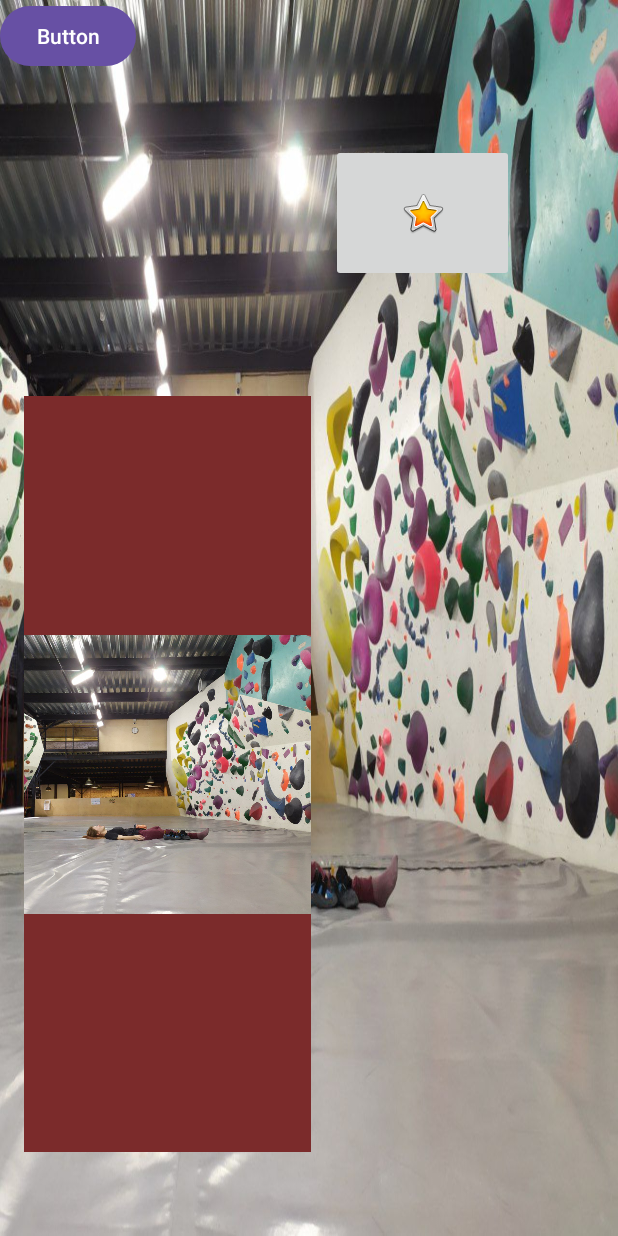
After one commit to alekanic/android-calculator, an Android app: the SecondActivity screen opened directly, with no data from a screen before it, on a phone screen of 412 x 824 dp. The commit adds this screen. Run offline under Robolectric (Android 15) with nearby library versions, the phone set to English and light mode, and no system bars.

Commit message:
add a second page and sound

```diff
--- a/app/src/main/AndroidManifest.xml
+++ b/app/src/main/AndroidManifest.xml
@@ -13,6 +13,9 @@
         android:theme="@style/Theme.Itproger"
         tools:targetApi="31">
         <activity
+            android:name=".SecondActivity"
+            android:exported="false" />
+        <activity
             android:name=".MainActivity"
             android:exported="true">
             <intent-filter>
--- /dev/null
+++ b/app/src/main/java/com/example/itproger/SecondActivity.java
@@ -0,0 +1,54 @@
+package com.example.itproger;
+
+import android.content.Intent;
+import android.media.MediaPlayer;
+import android.os.Bundle;
+import android.view.View;
+import android.widget.ImageButton;
+
+import androidx.activity.EdgeToEdge;
+import androidx.appcompat.app.AppCompatActivity;
+import androidx.core.graphics.Insets;
+import androidx.core.view.ViewCompat;
+import androidx.core.view.WindowInsetsCompat;
+
+public class SecondActivity extends AppCompatActivity {
+
+    private ImageButton photo;
+    private MediaPlayer sound;
+    @Override
+    protected void onCreate(Bundle savedInstanceState) {
+        super.onCreate(savedInstanceState);
+        EdgeToEdge.enable(this);
+        setContentView(R.layout.activity_second);
+        ViewCompat.setOnApplyWindowInsetsListener(findViewById(R.id.main), (v, insets) -> {
+            Insets systemBars = insets.getInsets(WindowInsetsCompat.Type.systemBars());
+            v.setPadding(systemBars.left, systemBars.top, systemBars.right, systemBars.bottom);
+            return insets;
+        });
+
+        photo = findViewById(R.id.soundButton);
+        sound = MediaPlayer.create(this, R.raw.sample);
+        photo.setOnClickListener(new View.OnClickListener() {
+            @Override // проигрывание звуковых эффектов
+            public void onClick(View v) {
+                soundPlayButton(sound);
+            }
+        });
+    }
+
+    private void soundPlayButton(MediaPlayer sound) {
+        if (sound.isPlaying()) {
+            sound.stop(); // если играет, то выключаем
+        } else {
+            sound.start(); // переданную мелодию
+            sound.setLooping(false); // будет ли много раз играть
+        }
+    }
+
+    public void goBack(View v) {
+        Intent intent = new Intent(this, MainActivity.class);
+        startActivity(intent);
+    }
+
+}
--- /dev/null
+++ b/app/src/main/res/layout/activity_second.xml
@@ -0,0 +1,45 @@
+<?xml version="1.0" encoding="utf-8"?>
+<androidx.constraintlayout.widget.ConstraintLayout xmlns:android="http://schemas.android.com/apk/res/android"
+    xmlns:app="http://schemas.android.com/apk/res-auto"
+    xmlns:tools="http://schemas.android.com/tools"
+    android:id="@+id/main"
+    android:layout_width="match_parent"
+    android:layout_height="match_parent"
+    android:background="@drawable/_023_06_06_21_36_20"
+    tools:context=".SecondActivity">
+
+    <Button
+        android:id="@+id/button3"
+        android:layout_width="wrap_content"
+        android:layout_height="wrap_content"
+        android:onClick="goBack"
+        android:text="Button"
+        tools:layout_editor_absoluteX="98dp"
+        tools:layout_editor_absoluteY="161dp" />
+
+    <ImageView
+        android:id="@+id/imageView"
+        android:layout_width="191dp"
+        android:layout_height="504dp"
+        android:layout_marginTop="264dp"
+        android:background="#7B2B2B"
+        android:contentDescription="Картинка"
+        android:scaleType="centerInside"
+        app:layout_constraintEnd_toEndOf="parent"
+        app:layout_constraintHorizontal_bias="0.072"
+        app:layout_constraintStart_toStartOf="parent"
+        app:layout_constraintTop_toTopOf="parent"
+        app:srcCompat="@drawable/_023_06_06_21_36_20" />
+
+    <ImageButton
+        android:id="@+id/soundButton"
+        android:layout_width="122dp"
+        android:layout_height="92dp"
+        android:layout_marginTop="96dp"
+        app:layout_constraintEnd_toEndOf="parent"
+        app:layout_constraintHorizontal_bias="0.761"
+        app:layout_constraintStart_toStartOf="parent"
+        app:layout_constraintTop_toTopOf="parent"
+        app:srcCompat="@android:drawable/btn_star_big_on" />
+
+</androidx.constraintlayout.widget.ConstraintLayout>
```
Also changed, not shown: app/src/main/java/com/example/itproger/MainActivity.java (+53 -0 lines), app/src/main/res/layout/activity_main.xml (+50 -15 lines), app/src/main/res/drawable/_023_06_06_21_36_20.jpg (added), 1 other file.
